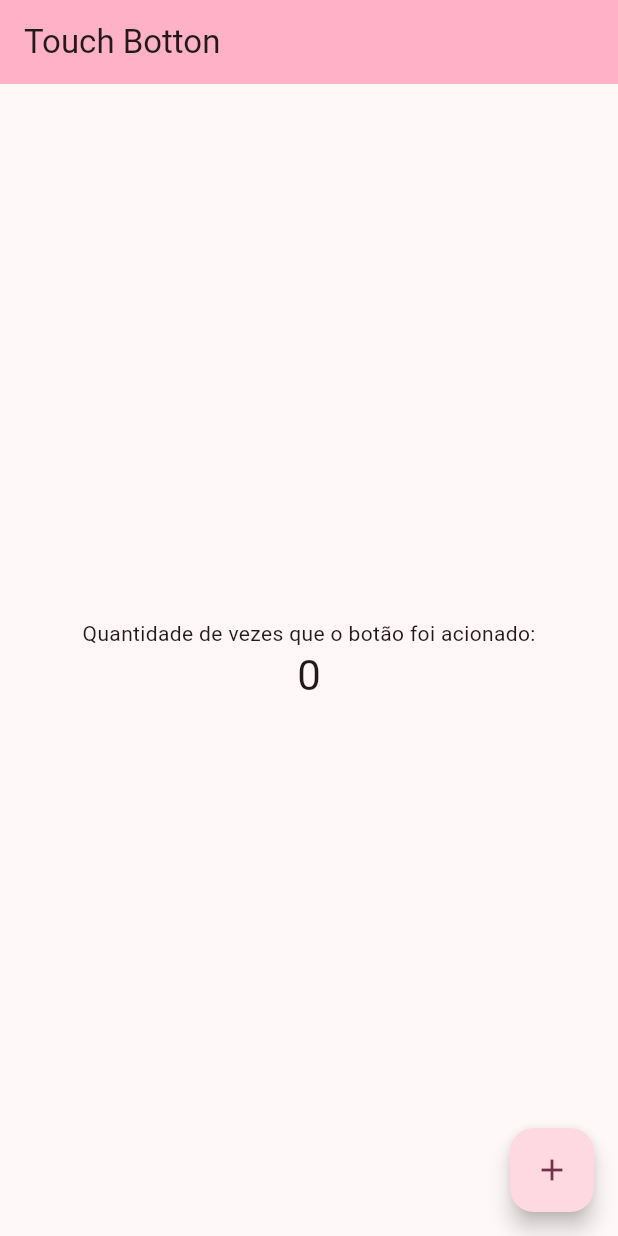
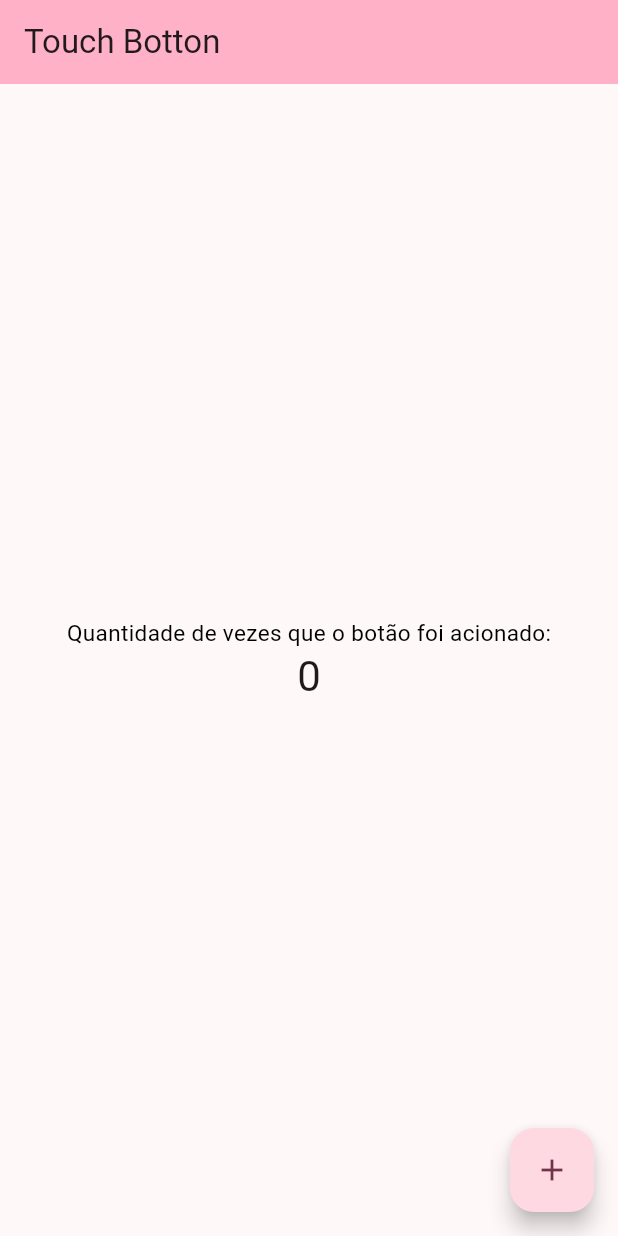
Before and after one commit to Analecia/dio-flutter, a Flutter app: the screen it shows after launch, on a phone screen of 412 x 824 dp. Run offline on Flutter 3.47's test engine with Material 3 defaults, Android fonts, the light colour scheme and no system bars.

Commit message:
projeto flutter

```diff
--- a/lib/main.dart
+++ b/lib/main.dart
@@ -105,9 +105,11 @@ class _MyHomePageState extends State<MyHomePage> {
           // wireframe for each widget.
           mainAxisAlignment: MainAxisAlignment.center,
           children: <Widget>[
-            const Text(
-              'Quantidade de vezes que o botão foi acionado:',
-            ),
+            const Text('Quantidade de vezes que o botão foi acionado:',
+                style: TextStyle(
+                  color: Colors.black,
+                  fontSize: 15,
+                )),
             Text(
               '$_counter',
               style: Theme.of(context).textTheme.headlineMedium,
```
